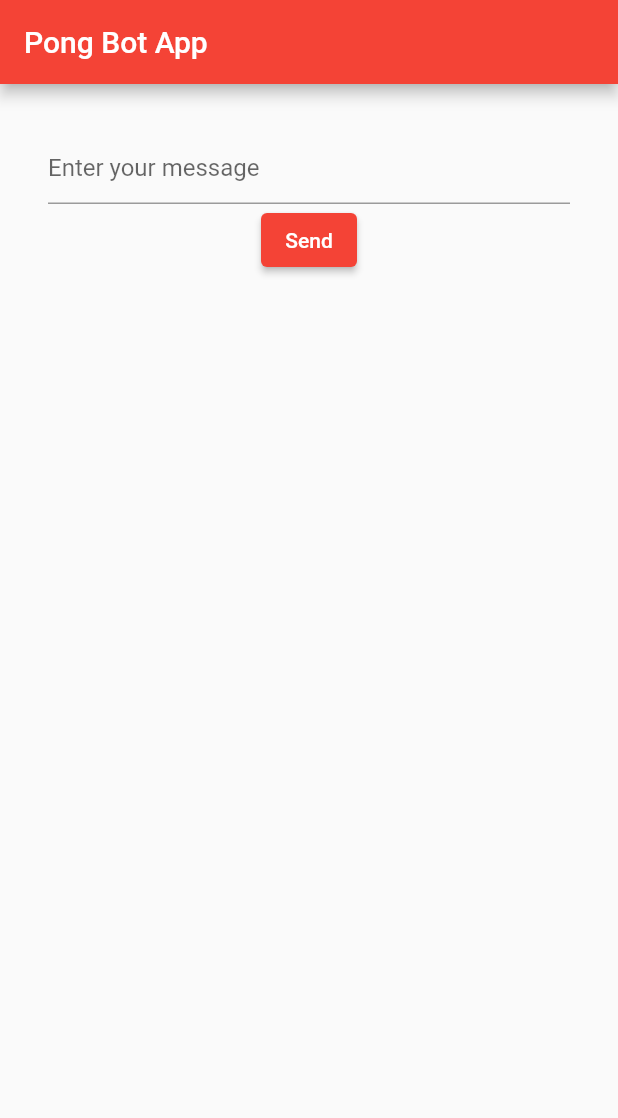
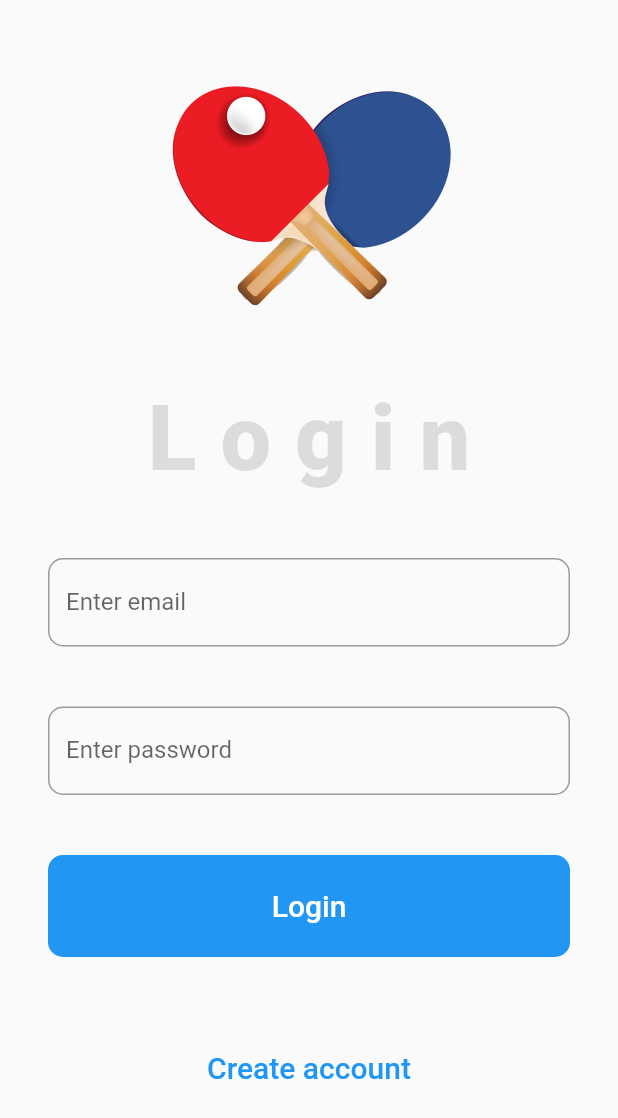
Before and after one commit to zikisacalesogaxa/Flutter-Pong_bot, a Flutter app: the screen it shows after launch, on a phone screen of 412 x 824 dp. Shown: the top 1118 px of the screen. Run offline on Flutter 3.47's test engine with Material 2 defaults, Android fonts, the phone set to English and light mode, and no system bars.

Commit message:
created the login and register page with navigation between the two

```diff
--- a/lib/main.dart
+++ b/lib/main.dart
@@ -1,63 +1,37 @@
 import 'package:flutter/material.dart';
+import 'package:flutter/services.dart';
+import 'package:pong_bot/screens/authentication/login.dart';
+import 'package:pong_bot/screens/authentication/register.dart';
 
 void main() {
-  runApp(MyApp());
+  WidgetsFlutterBinding.ensureInitialized();
+  SystemChrome.setEnabledSystemUIMode(
+    SystemUiMode.manual,
+    overlays: [SystemUiOverlay.bottom],
+  );
+  runApp(const MyApp());
 }
 
 class MyApp extends StatelessWidget {
+  const MyApp({Key? key}) : super(key: key);
+
   // This widget is the root of your application.
   @override
   Widget build(BuildContext context) {
     return MaterialApp(
       theme: ThemeData(
-        primarySwatch: Colors.red,
+        primarySwatch: Colors.grey,
         visualDensity: VisualDensity.adaptivePlatformDensity,
       ),
-      home: const MyHomePage(),
+      routes: _routes(),
+      home: LoginPage(),
     );
   }
 }
 
-class MyHomePage extends StatefulWidget {
-  const MyHomePage({Key? key}) : super(key: key);
-
-  @override
-  _MyHomePageState createState() => _MyHomePageState();
+_routes() {
+  return {
+    '/login': (BuildContext context) => LoginPage(),
+    '/register': (BuildContext context) => RegisterPage(),
+  };
 }
-
-class _MyHomePageState extends State<MyHomePage> {
-  final myTextController = TextEditingController();
-
-  @override
-  Widget build(BuildContext context) {
-    return Scaffold(
-      appBar: AppBar(
-        title: const Text('Pong Bot App'),
-      ),
-      body: _buildBody(context),
-    );
-  }
-
-  Widget _buildBody(BuildContext context) {
-    return Container(
-      padding: const EdgeInsets.all(32.0),
-      child: Column(
-        children: <Widget>[
-          TextField(
-            controller: myTextController,
-            decoration: const InputDecoration(
-              hintText: 'Enter your message',
-            ),
-          ),
-          ElevatedButton(
-            child: const Text('Send'),
-            onPressed: () {
-              // ignore: avoid_print
-              print(myTextController.text);
-            },
-          ),
-        ],
-      ),
-    );
-  }
-}
--- a/lib/screens/authentication/login.dart
+++ b/lib/screens/authentication/login.dart
@@ -1 +1,91 @@
 // login screen
+import 'package:flutter/material.dart';
+import 'package:pong_bot/widgets/input_field.dart';
+import 'package:pong_bot/widgets/button.dart';
+
+class LoginPage extends StatelessWidget {
+  LoginPage({Key? key}) : super(key: key);
+
+  final myEmailController = TextEditingController();
+  final myPasswordController = TextEditingController();
+
+  @override
+  Widget build(BuildContext context) {
+    return Scaffold(
+      body: _buildBody(context),
+    );
+  }
+
+  Widget _buildBody(BuildContext context) {
+    final isKeboard = MediaQuery.of(context).viewInsets.bottom != 0;
+
+    return SingleChildScrollView(
+      padding: const EdgeInsets.all(32.0),
+      reverse: true,
+      child: Column(
+        mainAxisAlignment: MainAxisAlignment.center,
+        children: <Widget>[
+          if (!isKeboard)
+            Image.asset(
+              'assets/logo/Ping-Pong-Download-PNG.png',
+              height: 200.0,
+            ),
+          const SizedBox(height: 25.0),
+          const Text(
+            'Login',
+            style: TextStyle(
+              fontSize: 60.0,
+              fontWeight: FontWeight.w900,
+              color: Colors.black12,
+              letterSpacing: 16.0,
+            ),
+          ),
+          const SizedBox(height: 25.0),
+          _buildEmailIputField(context),
+          _buildPasswordInputField(context),
+          _buildLoginButton(context),
+          _buildRegisterButton(context),
+        ],
+      ),
+    );
+  }
+
+  Widget _buildEmailIputField(BuildContext context) {
+    return InputField(
+      labelText: 'Enter email',
+      controller: myEmailController,
+      isEmail: true,
+    );
+  }
+
+  Widget _buildPasswordInputField(BuildContext context) {
+    return InputField(
+      labelText: 'Enter password',
+      controller: myPasswordController,
+      isPassword: true,
+    );
+  }
+
+  Widget _buildLoginButton(BuildContext context) {
+    return Button(
+      text: 'Login',
+      onPressed: () {
+        print({
+          myPasswordController.text,
+          myEmailController.text,
+        });
+      },
+    );
+  }
+
+  Widget _buildRegisterButton(BuildContext context) {
+    return Button(
+      text: 'Create account',
+      flat: true,
+      textColor: Colors.blue,
+      onPressed: () {
+        Navigator.pushNamed(context, "/register");
+      },
+    );
+  }
+}
--- a/lib/widgets/button.dart
+++ b/lib/widgets/button.dart
@@ -0,0 +1,51 @@
+import 'package:flutter/material.dart';
+
+// ignore: must_be_immutable
+class Button extends StatelessWidget {
+  final String? text;
+  final Color? backgroundColor;
+  final Color? textColor;
+  final bool? endabled;
+  VoidCallback? onPressed;
+  bool flat = false;
+
+  Button({
+    Key? key,
+    this.text,
+    this.backgroundColor,
+    this.textColor,
+    this.endabled,
+    this.onPressed,
+    this.flat = false,
+  }) : super(key: key);
+
+  @override
+  Widget build(BuildContext context) {
+    return Container(
+      padding: const EdgeInsets.symmetric(vertical: 10),
+      margin: const EdgeInsets.symmetric(vertical: 20),
+      decoration: !flat
+          ? BoxDecoration(
+              borderRadius: BorderRadius.circular(10.0),
+              color: backgroundColor ?? Colors.blue,
+            )
+          : null,
+      child: TextButton(
+        child: Flex(
+          direction: Axis.horizontal,
+          mainAxisAlignment: MainAxisAlignment.spaceAround,
+          children: <Widget>[
+            Text(
+              text ?? '',
+              style: TextStyle(
+                fontSize: 20,
+                color: textColor ?? Colors.white,
+              ),
+            ),
+          ],
+        ),
+        onPressed: onPressed,
+      ),
+    );
+  }
+}
--- a/lib/widgets/input_field.dart
+++ b/lib/widgets/input_field.dart
@@ -0,0 +1,47 @@
+import 'package:flutter/material.dart';
+
+class InputField extends StatelessWidget {
+  final String? labelText;
+  final bool isPassword;
+  final bool isEmail;
+  final TextEditingController? controller;
+  final ValueChanged<String>? onChanged;
+  final VoidCallback? onSubmitted;
+
+  // ignore: use_key_in_widget_constructors
+  const InputField(
+      {@required this.labelText,
+      this.isPassword = false,
+      this.isEmail = false,
+      this.controller,
+      this.onChanged,
+      this.onSubmitted});
+
+  @override
+  Widget build(BuildContext context) {
+    return Container(
+      margin: const EdgeInsets.symmetric(vertical: 20),
+      child: TextField(
+        controller: controller,
+        obscureText: isPassword,
+        keyboardType: isEmail ? TextInputType.emailAddress : TextInputType.text,
+        autocorrect: false,
+        decoration: InputDecoration(
+          labelText: labelText,
+          border: const OutlineInputBorder(
+            borderRadius: BorderRadius.all(Radius.circular(10)),
+          ),
+        ),
+        onChanged: (String value) {
+          _onChanged(value);
+        },
+      ),
+    );
+  }
+
+  void _onChanged(String value) {
+    if (onChanged != null) {
+      onChanged!(value);
+    }
+  }
+}
--- a/pubspec.yaml
+++ b/pubspec.yaml
@@ -58,8 +58,8 @@ flutter:
   uses-material-design: true
 
   # To add assets to your application, add an assets section, like this:
-  # assets:
-  #   - images/a_dot_burr.jpeg
+  assets:
+    - assets/logo/Ping-Pong-Download-PNG.png
   #   - images/a_dot_ham.jpeg
 
   # An image asset can refer to one or more resolution-specific "variants", see
```
Also changed, not shown: lib/screens/authentication/register.dart (+90 -0 lines), assets/logo/Ping-Pong-Download-PNG.png (added).
